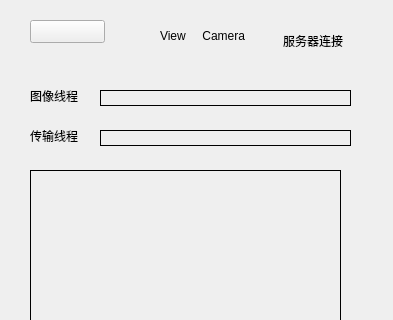
Old version of the form QImageProc/QImageProcWidget.ui in the repository fredericLgh/QGAll; both pictures show x 0 to 393 and y 0 to 320 of the 393 by 578 pixel window.
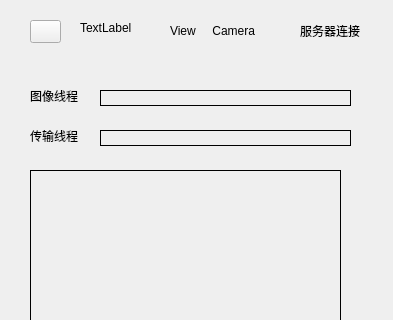
New version of the form.

```diff
--- a/QImageProc/QImageProcWidget.ui
+++ b/QImageProc/QImageProcWidget.ui
@@ -105,7 +105,7 @@
     <rect>
      <x>30</x>
      <y>20</y>
-     <width>75</width>
+     <width>31</width>
      <height>23</height>
     </rect>
    </property>
@@ -116,8 +116,8 @@
   <widget class="QLabel" name="label_3">
    <property name="geometry">
     <rect>
-     <x>160</x>
-     <y>25</y>
+     <x>170</x>
+     <y>20</y>
      <width>111</width>
      <height>21</height>
     </rect>
@@ -129,8 +129,8 @@
   <widget class="QLabel" name="m_pLabelServer">
    <property name="geometry">
     <rect>
-     <x>283</x>
-     <y>30</y>
+     <x>300</x>
+     <y>20</y>
      <width>61</width>
      <height>21</height>
     </rect>
@@ -139,6 +139,19 @@
     <string>服务器连接</string>
    </property>
   </widget>
+  <widget class="QLabel" name="m_pLabelCoilID">
+   <property name="geometry">
+    <rect>
+     <x>80</x>
+     <y>20</y>
+     <width>72</width>
+     <height>15</height>
+    </rect>
+   </property>
+   <property name="text">
+    <string>TextLabel</string>
+   </property>
+  </widget>
  </widget>
  <layoutdefault spacing="6" margin="11"/>
  <resources>
```
